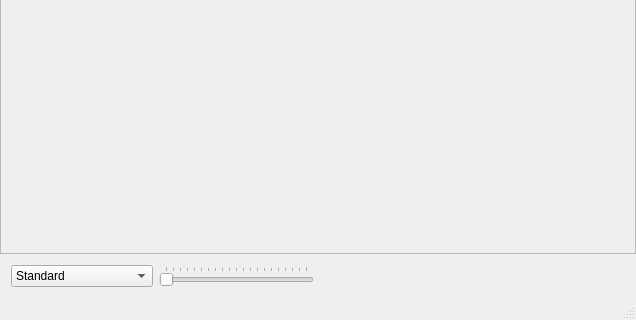
Before: the Qt Designer form MLDemos/mldemos.ui in b4silio/MLDemos, drawn with Qt 5; both pictures show x 0 to 636 and y 155 to 475 of the 636 by 475 pixel window.
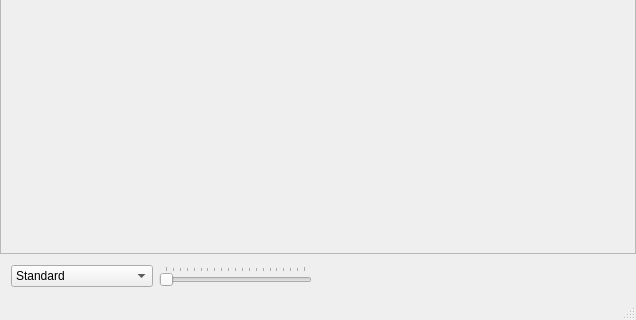
After: the same form once the commit is applied.

Patch:
```diff
--- a/MLDemos/mldemos.ui
+++ b/MLDemos/mldemos.ui
@@ -127,17 +127,11 @@
         </widget>
        </item>
        <item>
-        <spacer name="horizontalSpacer">
-         <property name="orientation">
-          <enum>Qt::Horizontal</enum>
+        <widget class="QLabel" name="status">
+         <property name="text">
+          <string> </string>
          </property>
-         <property name="sizeHint" stdset="0">
-          <size>
-           <width>40</width>
-           <height>20</height>
-          </size>
-         </property>
-        </spacer>
+        </widget>
        </item>
       </layout>
      </widget>
```
